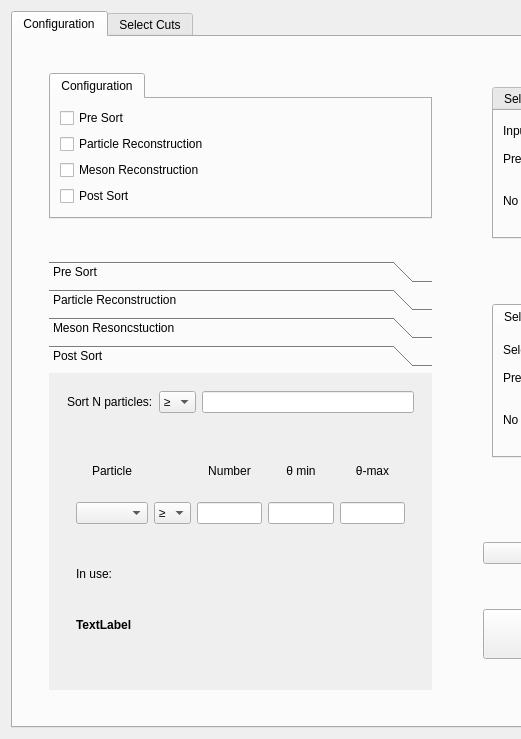
Qt form configurationdialog.ui (A2-Collaboration-dev/GoAT_GUI) before a commit; both pictures show x 0 to 521 and y 0 to 739 of the 863 by 739 pixel window.
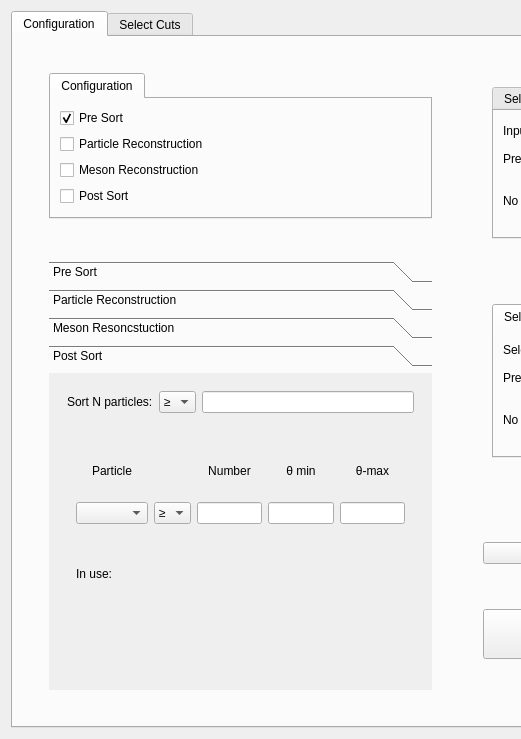
The same form after that commit. The open tabs and pages were chosen to show the change. Custom widgets are drawn as their Qt base class.

```diff
--- a/configurationdialog.ui
+++ b/configurationdialog.ui
@@ -65,6 +65,9 @@
                         <property name="text">
                          <string>Pre Sort</string>
                         </property>
+                        <property name="checked">
+                         <bool>true</bool>
+                        </property>
                        </widget>
                       </item>
                       <item>
@@ -664,7 +667,7 @@
                              </font>
                             </property>
                             <property name="text">
-                             <string>TextLabel</string>
+                             <string/>
                             </property>
                             <property name="wordWrap">
                              <bool>true</bool>
```
Left out of the diff: 5 changed lines with no effect on the pictures.
